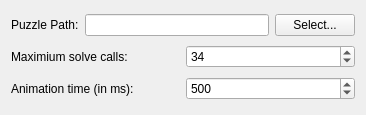
This is src/prefs_base.ui in omllobet/kmagnet as Qt 5 draws it before an edit. The edited form follows.
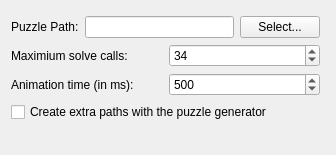
This is the edited form.

```diff
--- a/src/prefs_base.ui
+++ b/src/prefs_base.ui
@@ -6,8 +6,17 @@
    <rect>
     <x>0</x>
     <y>0</y>
-    <width>366</width>
-    <height>115</height>
+    <width>336</width>
+    <height>155</height>
+   </rect>
+  </property>
+  <widget class="QWidget" name="">
+   <property name="geometry">
+    <rect>
+     <x>0</x>
+     <y>5</y>
+     <width>331</width>
+     <height>131</height>
    </rect>
   </property>
   <layout class="QVBoxLayout" name="verticalLayout">
@@ -92,7 +101,15 @@
      </item>
     </layout>
    </item>
-  </layout>
+    <item>
+     <widget class="QCheckBox" name="kcfg_extrapaths">
+      <property name="text">
+       <string>Create extra paths with the puzzle generator</string>
+      </property>
+     </widget>
+    </item>
+   </layout>
+  </widget>
  </widget>
  <layoutdefault spacing="6" margin="11"/>
  <pixmapfunction>qPixmapFromMimeSource</pixmapfunction>
```
Lines whose indentation alone changed are shown as unchanged.
